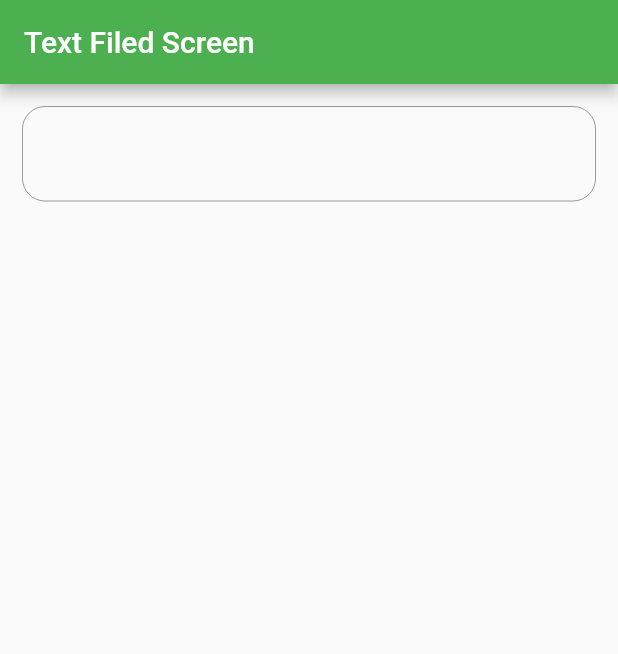
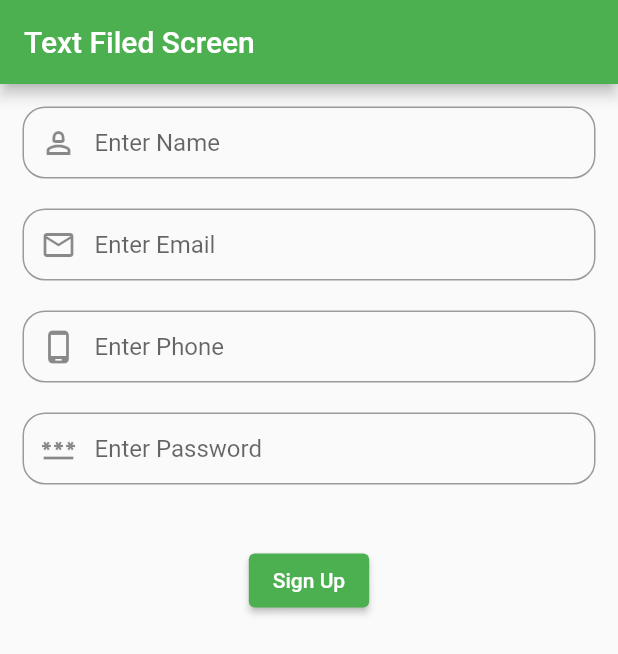
Before and after one commit to MohilThummar/five_to_seven, a Flutter app: the screen it shows after launch, on a phone screen of 412 x 824 dp. Shown: the top 654 px of the screen. Run offline on Flutter 3.47's test engine with Material 2 defaults, Android fonts, the phone set to English and light mode, and no system bars; project files that could hold a hidden picture were left out.

Commit message:
Text filed complete

```diff
--- a/five_to_seven/lib/common/app_button.dart
+++ b/five_to_seven/lib/common/app_button.dart
@@ -21,7 +21,7 @@ class AppButton extends StatelessWidget {
       child: Row(
         children: [
           Text(
-            number.toString() ?? "",
+            number.toString(),
             style: const TextStyle(
               fontSize: 20,
               color: Colors.white,
--- /dev/null
+++ b/five_to_seven/lib/common/app_text_filed.dart
@@ -0,0 +1,33 @@
+import 'package:flutter/material.dart';
+
+class AppTextFiled extends StatelessWidget {
+  final TextEditingController? controller;
+  final String? hintText;
+  final IconData? prefixIcon;
+  final TextInputAction? textInputAction;
+  final TextInputType? textInputType;
+
+  const AppTextFiled({
+    super.key,
+    this.controller,
+    this.hintText,
+    this.prefixIcon,
+    this.textInputAction,
+    this.textInputType,
+  });
+
+  @override
+  Widget build(BuildContext context) {
+    return TextField(
+      controller: controller,
+      textInputAction: textInputAction ?? TextInputAction.next,
+      keyboardType: textInputType ?? TextInputType.text,
+      decoration: InputDecoration(
+        hintText: hintText ?? "",
+        prefixIcon: Icon(prefixIcon!),
+        contentPadding: EdgeInsets.zero,
+        border: OutlineInputBorder(borderRadius: BorderRadius.circular(15)),
+      ),
+    );
+  }
+}
--- a/five_to_seven/lib/layout_screen/clip_screen.dart
+++ b/five_to_seven/lib/layout_screen/clip_screen.dart
@@ -32,7 +32,7 @@ class _ClipScreenState extends State<ClipScreen> {
                 fit: BoxFit.cover,
               ),
             ),
-            SizedBox(height: 20),
+            const SizedBox(height: 20),
             ClipRect(
               clipBehavior: Clip.antiAlias,
               child: SizedBox(
@@ -44,7 +44,7 @@ class _ClipScreenState extends State<ClipScreen> {
                 ),
               ),
             ),
-            SizedBox(height: 20),
+            const SizedBox(height: 20),
             ClipRRect(
               clipBehavior: Clip.antiAlias,
               borderRadius: BorderRadius.circular(20),
@@ -57,7 +57,7 @@ class _ClipScreenState extends State<ClipScreen> {
                 ),
               ),
             ),
-            SizedBox(height: 20),
+            const SizedBox(height: 20),
             ClipOval(
               clipBehavior: Clip.antiAlias,
               child: Image.asset(
--- a/five_to_seven/lib/layout_screen/expanded_and_flexible_screen.dart
+++ b/five_to_seven/lib/layout_screen/expanded_and_flexible_screen.dart
@@ -21,16 +21,16 @@ class _ExpandedAndFlexibleScreenState extends State<ExpandedAndFlexibleScreen> {
             Expanded(
               child: Container(
                 color: Colors.green,
-                child: Text("123465789 mohil thummat  db c djkcfbsd sdjsdj vsdjhb 123465789 mohil thummat  db c djkcfbsd sdjsdj vsdjhb"),
+                child: const Text("123465789 mohil thummat  db c djkcfbsd sdjsdj vsdjhb 123465789 mohil thummat  db c djkcfbsd sdjsdj vsdjhb"),
               ),
             ),
-            SizedBox(height: 20),
+            const SizedBox(height: 20),
             Flexible(
               fit: FlexFit.loose,
               flex: 1,
               child: Container(
                 color: Colors.green,
-                child: Text("1234658465"),
+                child: const Text("1234658465"),
               ),
             ),
           ],
--- a/five_to_seven/lib/layout_screen/padding_align_center_screen.dart
+++ b/five_to_seven/lib/layout_screen/padding_align_center_screen.dart
@@ -19,13 +19,13 @@ class _PaddingAlignCenterScreenState extends State<PaddingAlignCenterScreen> {
         child: Column(
           children: [
             Container(height: 100, width: 100, color: Colors.red),
-            SizedBox(height: 20),
+            const SizedBox(height: 20),
             Container(height: 100, width: 100, color: Colors.yellow),
             Container(height: 100, width: 100, color: Colors.blue),
             Row(
               children: [
                 Container(height: 100, width: 100, color: Colors.green),
-                SizedBox(width: 20),
+                const SizedBox(width: 20),
                 Container(height: 100, width: 100, color: Colors.black),
                 Container(height: 100, width: 100, color: Colors.deepPurple),
               ],
@@ -34,7 +34,7 @@ class _PaddingAlignCenterScreenState extends State<PaddingAlignCenterScreen> {
               height: 150,
               width: 150,
               color: Colors.teal,
-              child: Center(
+              child: const Center(
                 child: Icon(
                   Icons.add,
                 ),
--- a/five_to_seven/lib/main.dart
+++ b/five_to_seven/lib/main.dart
@@ -22,10 +22,10 @@ class MyApp extends StatelessWidget {
   }
 }
 
-/// TextField
 /// Form
 
 /// Plugins
+/// RangeSlider
 
 /// MediaQuery
 /// Project Structure
@@ -48,7 +48,6 @@ class MyApp extends StatelessWidget {
 /// --> BottomNavigationBar
 
 /// Slider
-/// RangeSlider
 /// Datepicker
 /// TimePicker
 /// CupertinoPicker
--- a/five_to_seven/lib/view_widget/app_bar_screen.dart
+++ b/five_to_seven/lib/view_widget/app_bar_screen.dart
@@ -19,9 +19,9 @@ class _AppBarScreenState extends State<AppBarScreen> {
         shadowColor: Colors.red,
         leading: Container(
           color: Colors.yellow,
-          child: Icon(Icons.add),
+          child: const Icon(Icons.add),
         ),
-        actions: [
+        actions: const [
           // actionsIconTheme: ,
           Icon(Icons.notifications),
           SizedBox(width: 15),
@@ -30,7 +30,7 @@ class _AppBarScreenState extends State<AppBarScreen> {
         ],
         leadingWidth: 150,
       ),
-      body: Column(),
+      body: const Column(),
     );
   }
 }
--- a/five_to_seven/lib/view_widget/drawer_screen.dart
+++ b/five_to_seven/lib/view_widget/drawer_screen.dart
@@ -14,10 +14,10 @@ class _DrawerScreenState extends State<DrawerScreen> {
       appBar: AppBar(
         title: const Text("Drawer Screen"),
       ),
-      drawer: Drawer(),
-      endDrawer: Drawer(),
+      drawer: const Drawer(),
+      endDrawer: const Drawer(),
       drawerEdgeDragWidth: 100,
-      body: Column(
+      body: const Column(
         children: [],
       ),
     );
--- a/five_to_seven/lib/view_widget/text_filed_screen.dart
+++ b/five_to_seven/lib/view_widget/text_filed_screen.dart
@@ -1,14 +1,18 @@
+import 'package:five_to_seven/common/app_text_filed.dart';
 import 'package:flutter/material.dart';
 
 class TextFiledScreen extends StatefulWidget {
   const TextFiledScreen({Key? key}) : super(key: key);
 
   @override
-  State<TextFiledScreen> createState() => _TextFIledScreenState();
+  State<TextFiledScreen> createState() => _TextFiledScreenState();
 }
 
-class _TextFIledScreenState extends State<TextFiledScreen> {
-  TextEditingController textController = TextEditingController();
+class _TextFiledScreenState extends State<TextFiledScreen> {
+  TextEditingController nameController = TextEditingController();
+  TextEditingController emailController = TextEditingController();
+  TextEditingController phoneController = TextEditingController();
+  TextEditingController passwordController = TextEditingController();
 
   @override
   Widget build(BuildContext context) {
@@ -20,58 +24,36 @@ class _TextFIledScreenState extends State<TextFiledScreen> {
         padding: const EdgeInsets.all(15),
         child: Column(
           children: [
-            TextField(
-              controller: textController,
-              style: const TextStyle(
-                fontSize: 20,
-                color: Colors.red,
-              ),
-              textInputAction: TextInputAction.go,
-              // textAlign: TextAlign.center,
-              enabled: false,
-              autocorrect: false,
-              autofocus: true,
-              cursorColor: Colors.blue,
-              inputFormatters: const [
-                // FilteringTextInputFormatter.allow(RegExp('[a-zA-Z]')),
-              ],
-              // textDirection: TextDirection.rtl,
-              textCapitalization: TextCapitalization.words,
-              keyboardType: TextInputType.text,
-              onTap: () {
-                debugPrint("onTap --->>");
-              },
-              // onSubmitted: (value) {
-              //   debugPrint("onSubmitted --->> $value");
-              // },
-              onChanged: (value) {
-                debugPrint("onChanged --->> $value");
-              },
-              // onEditingComplete: () {
-              //   debugPrint("onEditingComplete --->>");
-              // },
-              onTapOutside: (event) {
-                debugPrint("onTapOutside --->> $event");
-              },
-              // maxLength: 20,
-              minLines: 1,
-              maxLines: 1,
-              obscureText: true,
-              obscuringCharacter: "1",
-
-              decoration: InputDecoration(
-                border: OutlineInputBorder(borderRadius: BorderRadius.circular(15)),
-                // enabledBorder: OutlineInputBorder(borderRadius: BorderRadius.circular(15)),
-                // focusedBorder: ,
-                // disabledBorder: ,
-                // errorBorder: ,
-                // focusedErrorBorder: ,
-                //
-              ),
+            AppTextFiled(
+              controller: nameController,
+              prefixIcon: Icons.person_2_outlined,
+              hintText: "Enter Name",
             ),
             const SizedBox(height: 20),
-            Text(
-              textController.text,
+            AppTextFiled(
+              controller: emailController,
+              prefixIcon: Icons.email_outlined,
+              hintText: "Enter Email",
+              textInputType: TextInputType.emailAddress,
+            ),
+            const SizedBox(height: 20),
+            AppTextFiled(
+              controller: phoneController,
+              prefixIcon: Icons.phone_android_outlined,
+              hintText: "Enter Phone",
+              textInputType: TextInputType.phone,
+            ),
+            const SizedBox(height: 20),
+            AppTextFiled(
+              controller: passwordController,
+              prefixIcon: Icons.password_outlined,
+              hintText: "Enter Password",
+              textInputAction: TextInputAction.done,
+            ),
+            const SizedBox(height: 40),
+            ElevatedButton(
+              onPressed: () {},
+              child: const Text("Sign Up"),
             ),
           ],
         ),
--- a/five_to_seven/lib/view_widget/text_screen.dart
+++ b/five_to_seven/lib/view_widget/text_screen.dart
@@ -10,10 +10,10 @@ class TextScreen extends StatefulWidget {
 class _TextScreenState extends State<TextScreen> {
   @override
   Widget build(BuildContext context) {
-    return Scaffold(
+    return const Scaffold(
       body: SafeArea(
         child: Column(
-          children: const [
+          children: [
             Text(
               "Hello everyone",
               textAlign: TextAlign.center,
```
Also changed, not shown: five_to_seven/lib/view_widget/figma_seven_screen.dart (+24 -24 lines), 1 other file.
